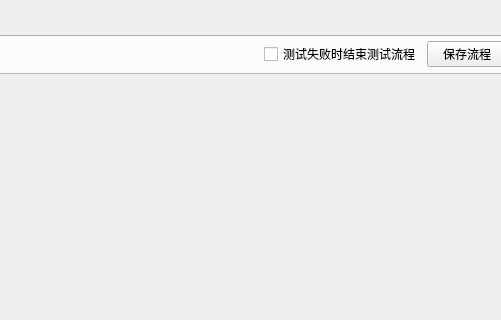
Above: platform/settings/qsetting.ui from yuhuang163/test before the change; both pictures show x 594 to 1095 and y 0 to 320 of the 1204 by 843 pixel window. Below: the same form after it.
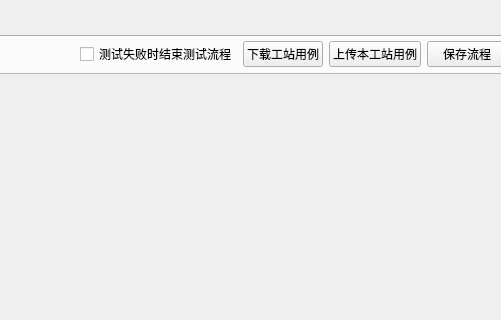
That is the form after the change.

Commit message: 修复警告，测试用例上传下载管理

The edit to the form file:
```diff
--- a/platform/settings/qsetting.ui
+++ b/platform/settings/qsetting.ui
@@ -760,6 +760,26 @@
            </property>
           </widget>
          </item>
+         <item>
+          <widget class="QPushButton" name="pushButton_testFlowDownloadCase">
+           <property name="toolTip">
+            <string>从云端下载已发布的正式工站用例（可选本工站或其他工站）</string>
+           </property>
+           <property name="text">
+            <string>下载工站用例</string>
+           </property>
+          </widget>
+         </item>
+         <item>
+          <widget class="QPushButton" name="pushButton_testFlowUploadCase">
+           <property name="toolTip">
+            <string>将当前选中工站用例上传为云端草稿（需网页合入并发布后他人才能下载）</string>
+           </property>
+           <property name="text">
+            <string>上传本工站用例</string>
+           </property>
+          </widget>
+         </item>
          <item>
           <widget class="QPushButton" name="pushButton_testFlowSave">
            <property name="text">
```
The commit also changes 11 other files.
